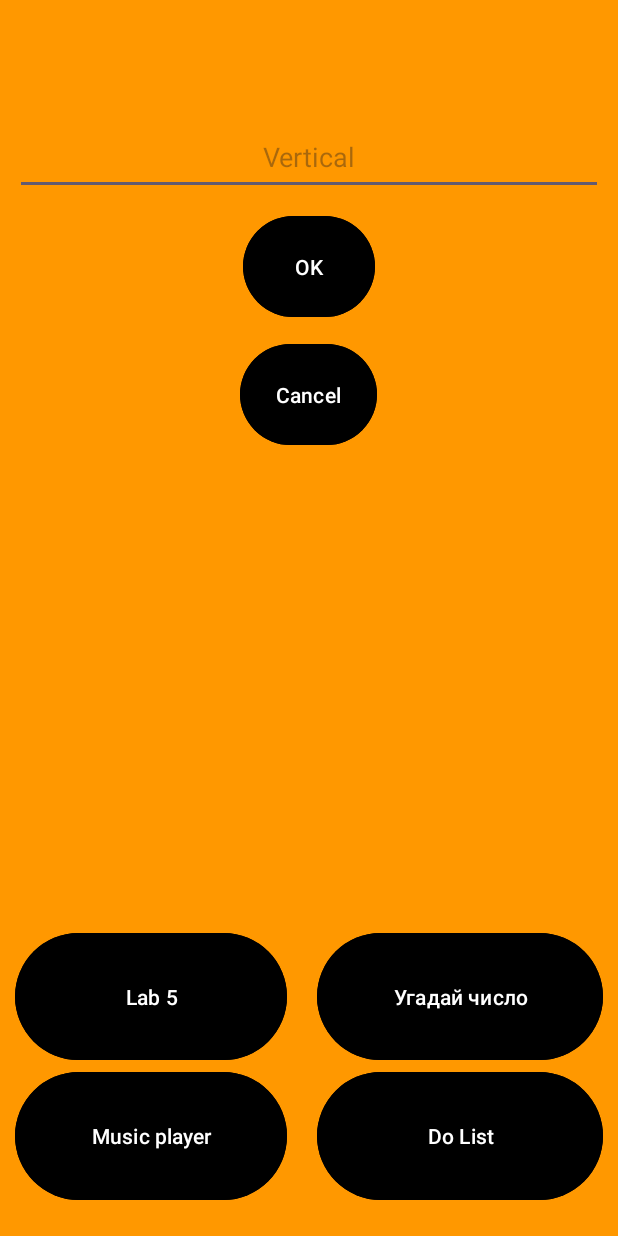
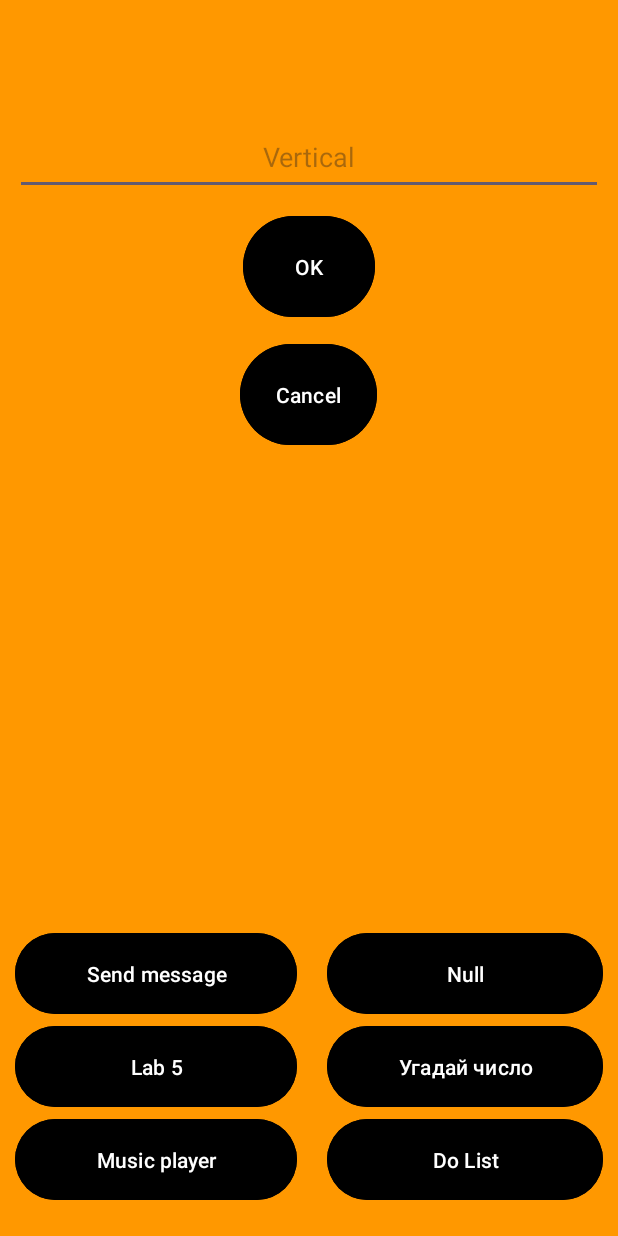
Before and after one commit to DemonBoss1/LearnMobile, an Android app: the screen it shows after launch (MainActivity), on a phone screen of 412 x 824 dp. Run offline under Robolectric (Android 15) with nearby library versions, the phone set to English and light mode, and no system bars.

Commit message:
Add message activity

```diff
--- a/app/src/main/AndroidManifest.xml
+++ b/app/src/main/AndroidManifest.xml
@@ -13,9 +13,12 @@
         android:theme="@style/Theme.FirstApp"
         tools:targetApi="31">
         <activity
+            android:name=".MessengerActivity"
+            android:exported="false" />
+        <activity
             android:name=".Music_player_Activity"
             android:exported="false"
-            android:screenOrientation="portrait"/>
+            android:screenOrientation="portrait" />
         <activity
             android:name=".DoListActivity"
             android:exported="false" />
--- a/app/src/main/java/com/example/firstapp/GuessNumberActivity.java
+++ b/app/src/main/java/com/example/firstapp/GuessNumberActivity.java
@@ -5,6 +5,7 @@ import androidx.appcompat.app.AppCompatActivity;
 import android.annotation.SuppressLint;
 import android.app.AlertDialog;
 import android.content.DialogInterface;
+import android.content.Intent;
 import android.graphics.Color;
 import android.os.Bundle;
 import android.view.View;
@@ -24,6 +25,10 @@ public class GuessNumberActivity extends AppCompatActivity {
         super.onCreate(savedInstanceState);
         setContentView(R.layout.activity_guess_number);
         setVariables();
+
+        Intent intent = getIntent();
+        String text = intent.getStringExtra("text");
+        field.setText(text);
         check.setOnClickListener(new View.OnClickListener() {
             @Override
             public void onClick(View view) {
--- a/app/src/main/java/com/example/firstapp/MainActivity.java
+++ b/app/src/main/java/com/example/firstapp/MainActivity.java
@@ -43,53 +43,36 @@ public class MainActivity extends AppCompatActivity {
                 editTextText.setText("");
             }
         });
-        try {
-            buttonLab5 = findViewById(R.id.ButtonLab5);
-
-            buttonLab5.setOnClickListener(new View.OnClickListener() {
-                @Override
-                public void onClick(View view) {
-                    Intent intent = new Intent(getApplicationContext(), Lab5Activity.class);
-                    startActivity(intent);
-                }
-            });
-        }catch (Exception e){}
-        try {
-            button_guess_the_number = findViewById(R.id.button_guess_the_number);
-
-            button_guess_the_number.setOnClickListener(new View.OnClickListener() {
-                @Override
-                public void onClick(View view) {
-                    Intent intent = new Intent(getApplicationContext(), GuessNumberActivity.class);
-                    startActivity(intent);
-                }
-            });
-        }catch (Exception e){}
-        try {
-            do_list = findViewById(R.id.do_list);
-
-            do_list.setOnClickListener(new View.OnClickListener() {
-                @Override
-                public void onClick(View view) {
-                    Intent intent = new Intent(getApplicationContext(), DoListActivity.class);
-                    startActivity(intent);
-                }
-            });
-        }catch (Exception e){}
-        try {
-            button_music_player = findViewById(R.id.button_music_player);
-
-            button_music_player.setOnClickListener(new View.OnClickListener() {
-                @Override
-                public void onClick(View view) {
-                    Intent intent = new Intent(getApplicationContext(), Music_player_Activity.class);
-                    startActivity(intent);
-                }
-            });
-        }catch (Exception e){}
     }
 
     private void CreateToast(){
         Toast.makeText(this, "Hello", Toast.LENGTH_SHORT).show();
     }
+    public void OnClick(View view){
+        Intent intent;
+        switch (view.getId()){
+            case R.id.button_music_player:
+                intent = new Intent(getApplicationContext(), Music_player_Activity.class);
+                startActivity(intent);
+                break;
+            case R.id.do_list:
+                intent = new Intent(getApplicationContext(), DoListActivity.class);
+                startActivity(intent);
+                break;
+            case R.id.button_guess_the_number:
+                String text = editTextText.getText().toString();
+                intent = new Intent(getApplicationContext(), GuessNumberActivity.class);
+                intent.putExtra("text",text);
+                startActivity(intent);
+                break;
+            case R.id.ButtonLab5:
+                intent = new Intent(getApplicationContext(), Lab5Activity.class);
+                startActivity(intent);
+                break;
+            case R.id.button_message:
+                intent = new Intent(getApplicationContext(), MessengerActivity.class);
+                startActivity(intent);
+                break;
+        }
+    }
 }
--- a/app/src/main/res/layout/activity_main.xml
+++ b/app/src/main/res/layout/activity_main.xml
@@ -70,6 +70,34 @@
                 android:layout_weight="1">
 
                 <Button
+                    android:id="@+id/button_message"
+                    android:layout_width="match_parent"
+                    android:layout_height="match_parent"
+                    android:layout_marginStart="10dp"
+                    android:layout_marginEnd="10dp"
+                    android:layout_weight="1"
+                    android:backgroundTint="@color/black"
+                    android:onClick="OnClick"
+                    android:text="@string/button_message" />
+
+                <Button
+                    android:id="@+id/b"
+                    android:layout_width="match_parent"
+                    android:layout_height="match_parent"
+                    android:layout_marginStart="10dp"
+                    android:layout_marginEnd="10dp"
+                    android:layout_weight="1"
+                    android:backgroundTint="@color/black"
+                    android:onClick="OnClick"
+                    android:text="Null" />
+            </TableRow>
+
+            <TableRow
+                android:layout_width="match_parent"
+                android:layout_height="match_parent"
+                android:layout_weight="1">
+
+                <Button
                     android:id="@+id/ButtonLab5"
                     android:layout_width="match_parent"
                     android:layout_height="match_parent"
@@ -77,6 +105,7 @@
                     android:layout_marginEnd="10dp"
                     android:layout_weight="1"
                     android:backgroundTint="@color/black"
+                    android:onClick="OnClick"
                     android:text="@string/TextButtonLab5" />
 
                 <Button
@@ -87,6 +116,7 @@
                     android:layout_marginEnd="10dp"
                     android:layout_weight="1"
                     android:backgroundTint="@color/black"
+                    android:onClick="OnClick"
                     android:text="@string/guess_the_number_text" />
 
             </TableRow>
@@ -104,6 +134,7 @@
                     android:layout_marginEnd="10dp"
                     android:layout_weight="1"
                     android:backgroundTint="@color/black"
+                    android:onClick="OnClick"
                     android:text="@string/music_player" />
 
                 <Button
@@ -114,6 +145,7 @@
                     android:layout_marginEnd="10dp"
                     android:layout_weight="1"
                     android:backgroundTint="@color/black"
+                    android:onClick="OnClick"
                     android:text="@string/do_list" />
             </TableRow>
 
--- a/app/src/main/res/values/strings.xml
+++ b/app/src/main/res/values/strings.xml
@@ -25,6 +25,7 @@
     <string name="title_activity_lab5">Lab5Activity</string>
     <string name="guess_the_number_text">Угадай число</string>
     <string name="music_player">Music player</string>
+    <string name="button_message">Send message</string>
     <!-- TODO: Remove or change this placeholder text -->
     <string name="hello_blank_fragment">Hello blank fragment</string>
 
```
Also changed, not shown: app/src/main/java/com/example/firstapp/MessengerActivity.java (added, +14 -0 lines), app/src/main/res/layout/activity_messenger.xml (added, +62 -0 lines).
